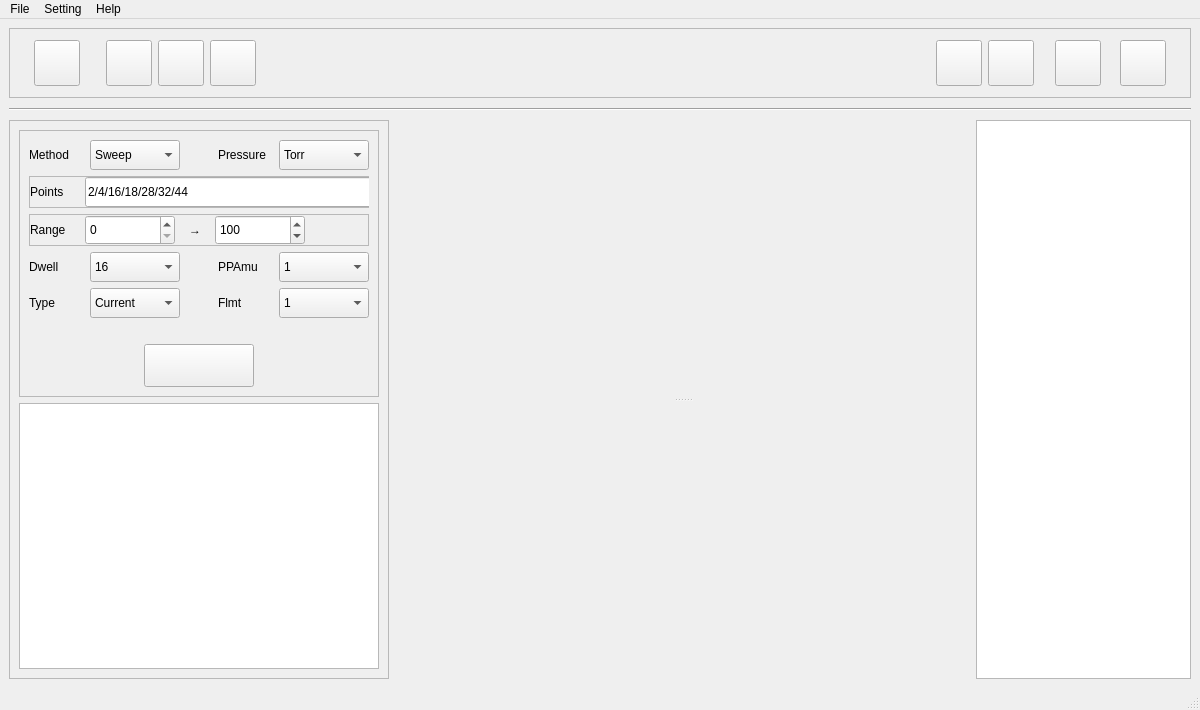
The window that myrga.ui (xmartinly/myrga) describes before a commit, drawn with Qt 5.
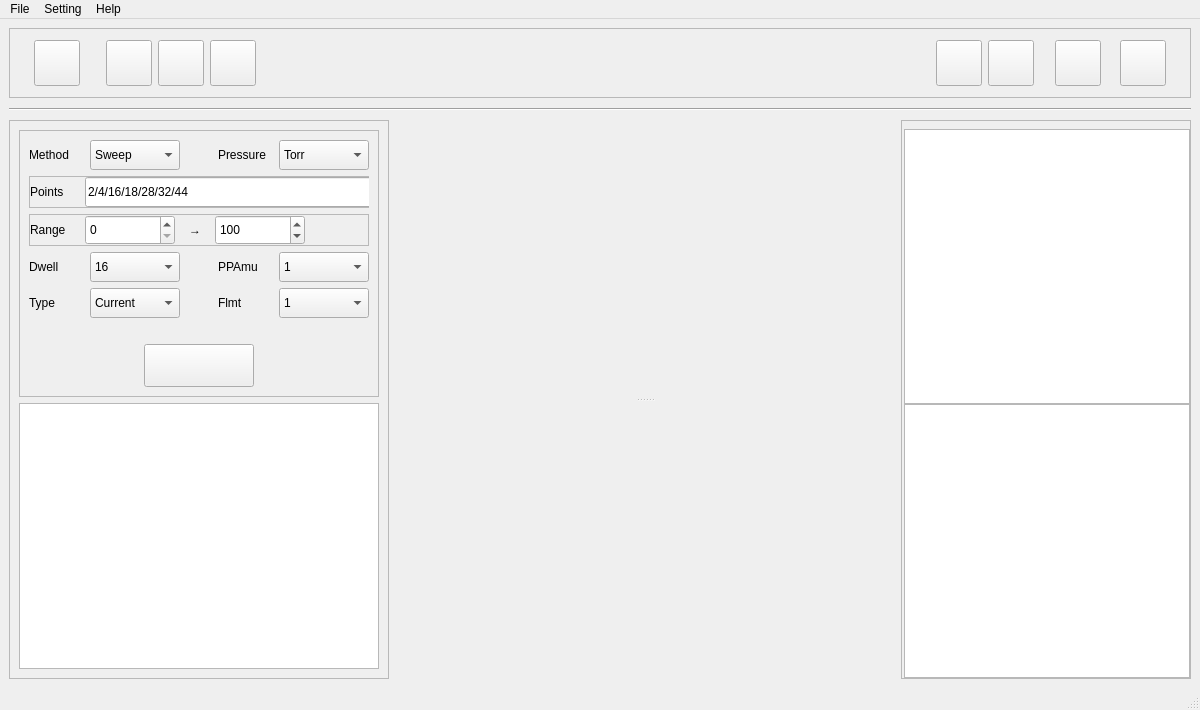
The same window after the commit. Icons and pictures are not drawn. Custom widgets are drawn as their Qt base class.

Diff of the .ui file:
```diff
--- a/myrga.ui
+++ b/myrga.ui
@@ -20,7 +20,7 @@
    <string>MyRga</string>
   </property>
   <widget class="QWidget" name="centralwidget">
-   <layout class="QGridLayout" name="gridLayout_6" rowstretch="1,1,99">
+   <layout class="QGridLayout" name="gridLayout_7" rowstretch="1,1,99">
     <item row="0" column="0">
      <widget class="QFrame" name="frm_toolbtns">
       <property name="frameShape">
@@ -464,7 +464,7 @@
      </widget>
     </item>
     <item row="2" column="0">
-     <layout class="QHBoxLayout" name="horizontalLayout_4" stretch="1,8,3">
+     <layout class="QHBoxLayout" name="horizontalLayout_4" stretch="1,99,1">
       <item>
        <widget class="QFrame" name="frm_left">
         <property name="frameShape">
@@ -1280,6 +1280,43 @@
        </widget>
       </item>
       <item>
+       <widget class="QFrame" name="frm_misc">
+        <property name="minimumSize">
+         <size>
+          <width>290</width>
+          <height>0</height>
+         </size>
+        </property>
+        <property name="frameShape">
+         <enum>QFrame::StyledPanel</enum>
+        </property>
+        <property name="frameShadow">
+         <enum>QFrame::Raised</enum>
+        </property>
+        <layout class="QGridLayout" name="gridLayout_6">
+         <property name="leftMargin">
+          <number>2</number>
+         </property>
+         <property name="topMargin">
+          <number>8</number>
+         </property>
+         <property name="rightMargin">
+          <number>0</number>
+         </property>
+         <property name="bottomMargin">
+          <number>0</number>
+         </property>
+         <property name="spacing">
+          <number>0</number>
+         </property>
+         <item row="0" column="0">
+          <widget class="QSplitter" name="splitter">
+           <property name="orientation">
+            <enum>Qt::Vertical</enum>
+           </property>
+           <property name="handleWidth">
+            <number>0</number>
+           </property>
        <widget class="QTableWidget" name="tw_info">
         <property name="sizePolicy">
          <sizepolicy hsizetype="Expanding" vsizetype="Expanding">
@@ -1295,10 +1332,15 @@
         </property>
         <property name="maximumSize">
          <size>
-          <width>280</width>
+              <width>16777215</width>
           <height>16777215</height>
          </size>
         </property>
+           </widget>
+           <widget class="QTextBrowser" name="tb_misc"/>
+          </widget>
+         </item>
+        </layout>
        </widget>
       </item>
      </layout>
```
Lines whose indentation alone changed are shown as unchanged.
